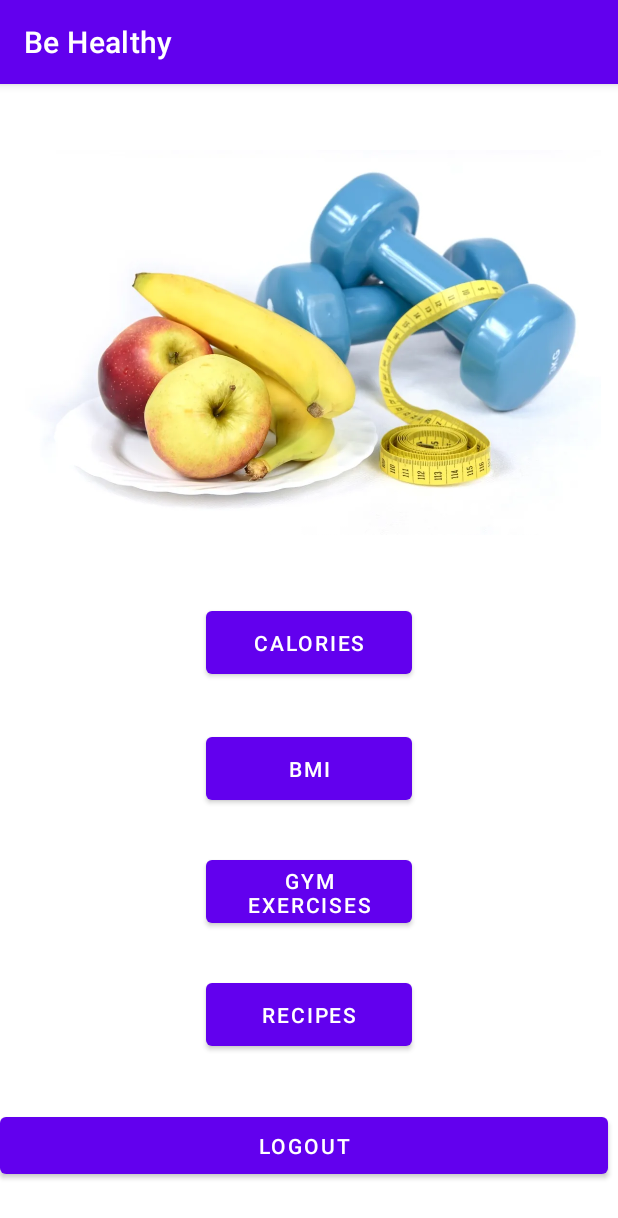
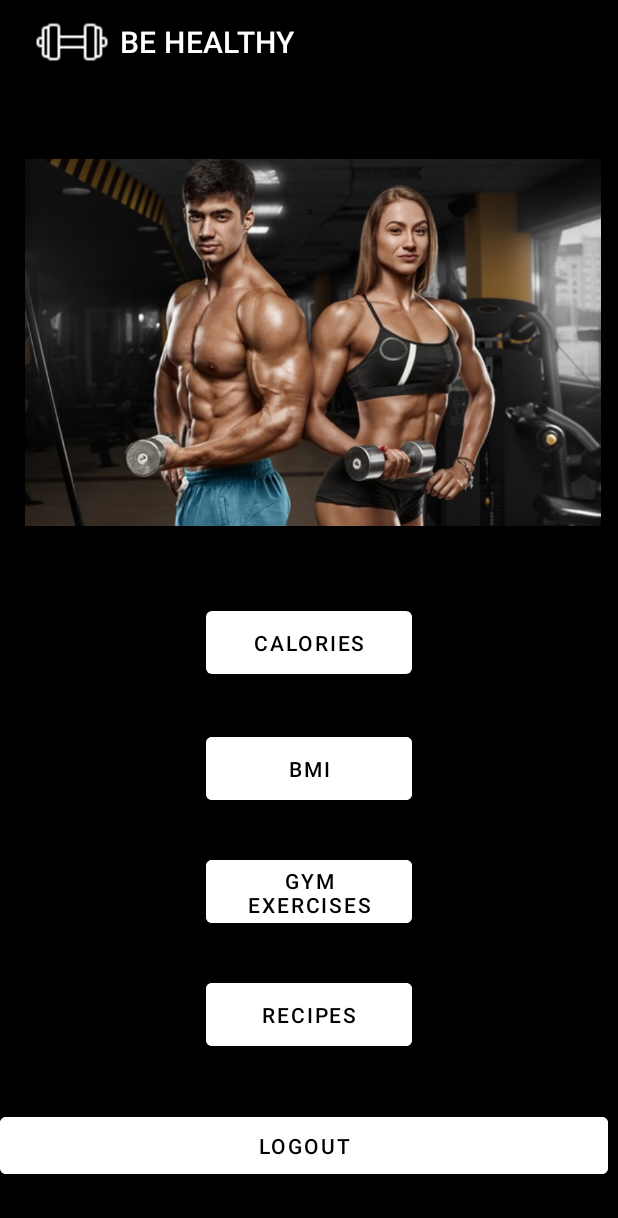
Before and after one commit to oumab26/MobileApp_Sante, an Android app: the MenuActivity screen opened directly, with no data from a screen before it, on a phone screen of 412 x 824 dp. Shown: the top 1218 px of the screen. Run offline under Robolectric (Android 15) with nearby library versions, the phone set to English and light mode, and no system bars.

Commit message:
start modifying the app's style

```diff
--- a/app/src/main/AndroidManifest.xml
+++ b/app/src/main/AndroidManifest.xml
@@ -7,9 +7,9 @@
         android:allowBackup="true"
         android:dataExtractionRules="@xml/data_extraction_rules"
         android:fullBackupContent="@xml/backup_rules"
-        android:icon="@mipmap/ic_launcher"
+        android:icon="@drawable/gymicon"
         android:label="@string/app_name"
-        android:roundIcon="@mipmap/ic_launcher_round"
+        android:roundIcon="@drawable/gymicon"
         android:supportsRtl="true"
         android:theme="@style/Theme.DataStorage"
         tools:targetApi="31">
--- a/app/src/main/java/tn/esprit/datastorage/ExerciceActivity.java
+++ b/app/src/main/java/tn/esprit/datastorage/ExerciceActivity.java
@@ -22,10 +22,12 @@ public class ExerciceActivity extends AppCompatActivity {
         super.onCreate(savedInstanceState);
         setContentView(R.layout.activity_exercice);
         getSupportActionBar().setDefaultDisplayHomeAsUpEnabled(true);
+        getSupportActionBar().setDisplayShowHomeEnabled(true);
+        getSupportActionBar().setIcon(R.drawable.gymicon);
 
         ExerciceAdapter adapter = new ExerciceAdapter(this);
         MyDatabase db = MyDatabase.getDatabase(ExerciceActivity.this);
-        Exercice exercice1 = new Exercice("Deadlift","Deadlift is a mandatory exercice","back",R.drawable.th_15_);
+        Exercice exercice1 = new Exercice("Deadlift","Back","Deadlift is a mandatory exercice",R.drawable.deadlift);
        // Exercice exercice2 = new Exercice("push up","Deadlift is a mandatory exercice","back","path fr pics");
        // Exercice exercice3 = new Exercice("Hamer","Deadlift is a mandatory exercice","back","path fr pics");
 
--- a/app/src/main/java/tn/esprit/datastorage/ExerciceAdapter.java
+++ b/app/src/main/java/tn/esprit/datastorage/ExerciceAdapter.java
@@ -40,10 +40,8 @@ public class ExerciceAdapter extends RecyclerView.Adapter<ExerciceViewHolder> {
         holder.name.setText(exercice.getName());
 
         holder.image.setBackgroundResource(exercice.getPicture());
+        holder.category.setText(exercice.getCategory());
         System.out.println(exercice.getPicture());
-        //holder.price.setText(String.valueOf(exercice.getName()));
-
-
         holder.itemView.setOnClickListener(v -> {
             Toast.makeText(v.getContext(), exercice.getName() + " Clicked", Toast.LENGTH_SHORT).show();
 
--- a/app/src/main/java/tn/esprit/datastorage/MainActivity.java
+++ b/app/src/main/java/tn/esprit/datastorage/MainActivity.java
@@ -27,8 +27,11 @@ public class MainActivity extends AppCompatActivity {
 
     @Override
     protected void onCreate(Bundle savedInstanceState) {
+
         super.onCreate(savedInstanceState);
         setContentView(R.layout.activity_main);
+        getSupportActionBar().setDisplayShowHomeEnabled(true);
+        getSupportActionBar().setIcon(R.drawable.gymicon);
 
         LogInButton = (Button)findViewById(R.id.buttonLogin);
 
--- a/app/src/main/java/tn/esprit/datastorage/MenuActivity.java
+++ b/app/src/main/java/tn/esprit/datastorage/MenuActivity.java
@@ -25,11 +25,14 @@ public class MenuActivity extends AppCompatActivity {
     protected void onCreate(Bundle savedInstanceState) {
         super.onCreate(savedInstanceState);
         setContentView(R.layout.activity_menu);
-
+        getSupportActionBar().setDisplayShowHomeEnabled(true);
+        getSupportActionBar().setIcon(R.drawable.gymicon);
         calculateCalories = findViewById(R.id.btnCalorie);
         bmiActivity = findViewById(R.id.btnBmi);
         btnGym = findViewById(R.id.btnGym);
         logout = findViewById(R.id.btnLogout);
+
+        calculateCalories.setBackgroundColor(0x000);
 
         calculateCalories.setOnClickListener(new View.OnClickListener() {
             @Override
--- a/app/src/main/res/layout/activity_exercice.xml
+++ b/app/src/main/res/layout/activity_exercice.xml
@@ -10,8 +10,6 @@
         android:id="@+id/articles"
         android:layout_width="0dp"
         android:layout_height="0dp"
-        android:layout_marginStart="16dp"
-        android:layout_marginEnd="16dp"
         android:orientation="vertical"
         app:layoutManager="androidx.recyclerview.widget.LinearLayoutManager"
         app:layout_constraintBottom_toBottomOf="parent"
--- a/app/src/main/res/layout/activity_menu.xml
+++ b/app/src/main/res/layout/activity_menu.xml
@@ -4,6 +4,7 @@
     xmlns:tools="http://schemas.android.com/tools"
     android:layout_width="match_parent"
     android:layout_height="match_parent"
+    android:background="#000"
     tools:context=".MenuActivity">
 
     <Button
@@ -11,7 +12,9 @@
         android:layout_width="137dp"
         android:layout_height="54dp"
         android:layout_marginTop="511dp"
+        android:backgroundTint="@color/white"
         android:text="gym exercises"
+        android:textColor="#000"
         app:layout_constraintEnd_toEndOf="parent"
         app:layout_constraintStart_toStartOf="parent"
         app:layout_constraintTop_toTopOf="parent" />
@@ -21,7 +24,9 @@
         android:layout_width="137dp"
         android:layout_height="54dp"
         android:layout_marginTop="593dp"
+        android:backgroundTint="@color/white"
         android:text="recipes"
+        android:textColor="#000"
         app:layout_constraintEnd_toEndOf="parent"
         app:layout_constraintStart_toStartOf="parent"
         app:layout_constraintTop_toTopOf="parent" />
@@ -35,14 +40,16 @@
         app:layout_constraintHorizontal_bias="0.592"
         app:layout_constraintStart_toStartOf="parent"
         app:layout_constraintTop_toTopOf="parent"
-        app:srcCompat="@drawable/r_gime_amaigrissant" />
+        app:srcCompat="@drawable/cover" />
 
     <Button
         android:id="@+id/btnBmi"
         android:layout_width="137dp"
         android:layout_height="54dp"
         android:layout_marginTop="429dp"
+        android:backgroundTint="@color/white"
         android:text="Bmi"
+        android:textColor="#000"
         app:layout_constraintEnd_toEndOf="parent"
         app:layout_constraintStart_toStartOf="parent"
         app:layout_constraintTop_toTopOf="parent" />
@@ -52,7 +59,9 @@
         android:layout_width="137dp"
         android:layout_height="54dp"
         android:layout_marginTop="345dp"
+        android:backgroundTint="@color/white"
         android:text="Calories"
+        android:textColor="#000"
         app:layout_constraintEnd_toEndOf="parent"
         app:layout_constraintStart_toStartOf="parent"
         app:layout_constraintTop_toTopOf="parent" />
@@ -61,7 +70,9 @@
         android:id="@+id/btnLogout"
         android:layout_width="405dp"
         android:layout_height="50dp"
+        android:backgroundTint="@color/white"
         android:text="Logout"
+        android:textColor="#000"
         app:layout_constraintBottom_toBottomOf="parent"
         app:layout_constraintTop_toBottomOf="@+id/btnrecipes"
         tools:layout_editor_absoluteX="3dp" />
--- a/app/src/main/res/values-night/themes.xml
+++ b/app/src/main/res/values-night/themes.xml
@@ -5,12 +5,13 @@
         <item name="colorPrimary">@color/purple_200</item>
         <item name="colorPrimaryVariant">@color/purple_700</item>
         <item name="colorOnPrimary">@color/black</item>
+
         <!-- Secondary brand color. -->
         <item name="colorSecondary">@color/teal_200</item>
         <item name="colorSecondaryVariant">@color/teal_200</item>
-        <item name="colorOnSecondary">@color/black</item>
+        <item name="colorOnSecondary">@color/white</item>
         <!-- Status bar color. -->
-        <item name="android:statusBarColor" tools:targetApi="l">?attr/colorPrimaryVariant</item>
+        <item name="android:statusBarColor" tools:targetApi="l">?attr/colorOnPrimary</item>
         <!-- Customize your theme here. -->
     </style>
 </resources>
--- a/app/src/main/res/values/colors.xml
+++ b/app/src/main/res/values/colors.xml
@@ -1,7 +1,7 @@
 <?xml version="1.0" encoding="utf-8"?>
 <resources>
     <color name="purple_200">#FFBB86FC</color>
-    <color name="purple_500">#FF6200EE</color>
+    <color name="purple_500">#000</color>
     <color name="purple_700">#FF3700B3</color>
     <color name="teal_200">#FF03DAC5</color>
     <color name="teal_700">#FF018786</color>
--- a/app/src/main/res/values/strings.xml
+++ b/app/src/main/res/values/strings.xml
@@ -1,5 +1,5 @@
 <resources>
-    <string name="app_name">Be Healthy</string>
+    <string name="app_name">BE HEALTHY</string>
     <string name="title_activity_bmi">BmiActivity</string>
     <!-- Strings used for fragments for navigation -->
     <string name="first_fragment_label">First Fragment</string>
--- a/app/src/main/res/values/themes.xml
+++ b/app/src/main/res/values/themes.xml
@@ -10,7 +10,7 @@
         <item name="colorSecondaryVariant">@color/teal_700</item>
         <item name="colorOnSecondary">@color/black</item>
         <!-- Status bar color. -->
-        <item name="android:statusBarColor" tools:targetApi="l">?attr/colorPrimaryVariant</item>
+        <item name="android:statusBarColor" tools:targetApi="l">?attr/colorOnSecondary</item>
         <!-- Customize your theme here. -->
     </style>
 </resources>
```
Also changed, not shown: app/src/main/res/layout/activity_main.xml (+39 -24 lines), app/src/main/res/layout/item_article.xml (+9 -5 lines), app/src/main/res/drawable/cover.jpg (added), app/src/main/res/drawable/cover1.jpg (added), app/src/main/res/drawable/first.jpg (added), app/src/main/res/drawable/gym.png (added), app/src/main/res/drawable/gymicon.png (added), app/src/main/res/drawable/login.webp (added), 1 other file.
